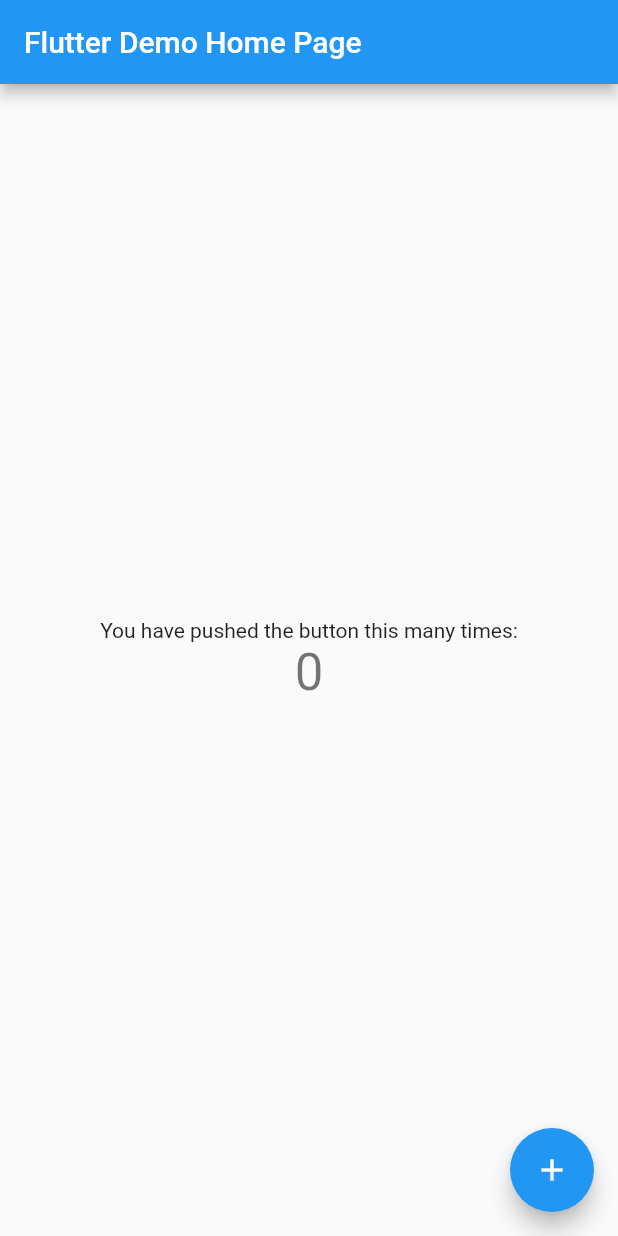
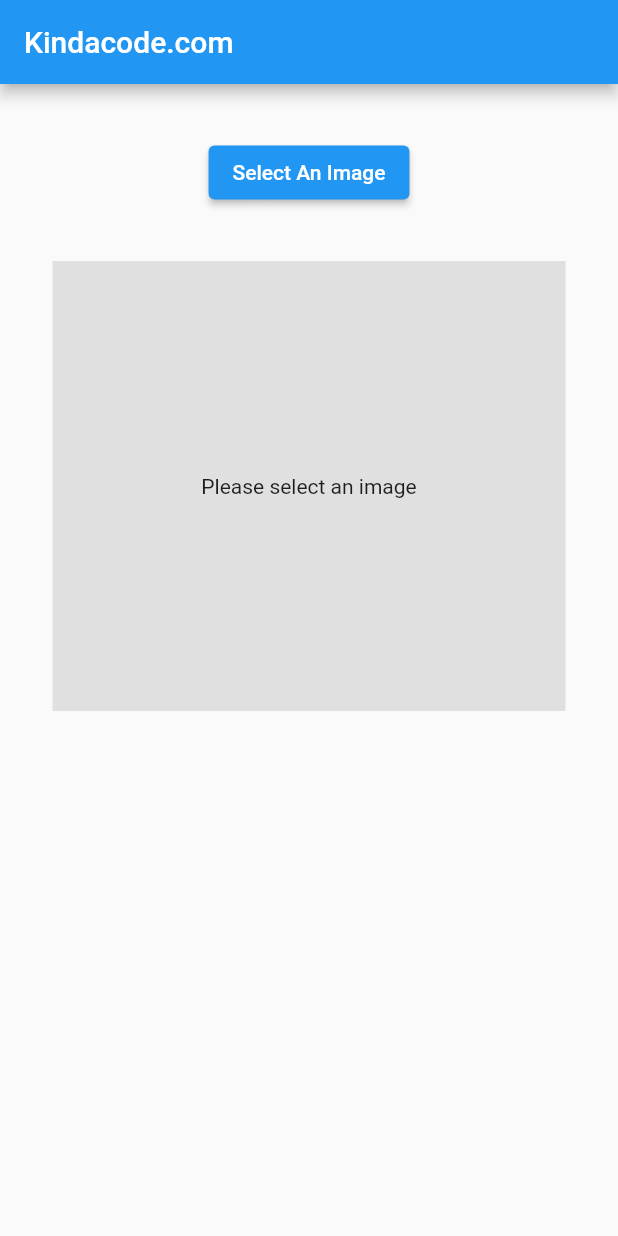
Before and after one commit to sonofnos/selfie_test_flutter, a Flutter app: the screen it shows after launch, on a phone screen of 412 x 824 dp. Run offline on Flutter 3.47's test engine with Material 2 defaults, Android fonts, the light colour scheme and no system bars; our stand-ins replace image_picker.

Commit message:
update 9 files and create 2 files

```diff
--- a/lib/main.dart
+++ b/lib/main.dart
@@ -1,4 +1,8 @@
+import 'dart:io';
+
 import 'package:flutter/material.dart';
+// import 'package:selfie_test_flutter/selfie.dart';
+import 'package:image_picker/image_picker.dart';
 
 void main() {
   runApp(const MyApp());
@@ -24,92 +28,160 @@
         // is not restarted.
         primarySwatch: Colors.blue,
       ),
-      home: const MyHomePage(title: 'Flutter Demo Home Page'),
+      // home: const MyHomePage(title: 'Flutter Demo Home Page'),
+      // home: ImageFromGalleryEx(),
+      home: const HomePage()
     );
   }
 }
 
-class MyHomePage extends StatefulWidget {
-  const MyHomePage({super.key, required this.title});
+// class MyHomePage extends StatefulWidget {
+//   const MyHomePage({super.key, required this.title});
 
-  // This widget is the home page of your application. It is stateful, meaning
-  // that it has a State object (defined below) that contains fields that affect
-  // how it looks.
+//   // This widget is the home page of your application. It is stateful, meaning
+//   // that it has a State object (defined below) that contains fields that affect
+//   // how it looks.
 
-  // This class is the configuration for the state. It holds the values (in this
-  // case the title) provided by the parent (in this case the App widget) and
-  // used by the build method of the State. Fields in a Widget subclass are
-  // always marked "final".
+//   // This class is the configuration for the state. It holds the values (in this
+//   // case the title) provided by the parent (in this case the App widget) and
+//   // used by the build method of the State. Fields in a Widget subclass are
+//   // always marked "final".
 
-  final String title;
+//   final String title;
+
+//   @override
+//   State<MyHomePage> createState() => _MyHomePageState();
+// }
+
+// class _MyHomePageState extends State<MyHomePage> {
+//   int _counter = 0;
+
+//   void _incrementCounter() {
+//     setState(() {
+//       // This call to setState tells the Flutter framework that something has
+//       // changed in this State, which causes it to rerun the build method below
+//       // so that the display can reflect the updated values. If we changed
+//       // _counter without calling setState(), then the build method would not be
+//       // called again, and so nothing would appear to happen.
+//       _counter++;
+//     });
+//   }
+
+//   @override
+//   Widget build(BuildContext context) {
+//     // This method is rerun every time setState is called, for instance as done
+//     // by the _incrementCounter method above.
+//     //
+//     // The Flutter framework has been optimized to make rerunning build methods
+//     // fast, so that you can just rebuild anything that needs updating rather
+//     // than having to individually change instances of widgets.
+//     return Scaffold(
+//       appBar: AppBar(
+//         // Here we take the value from the MyHomePage object that was created by
+//         // the App.build method, and use it to set our appbar title.
+//         title: Text(widget.title),
+//       ),
+//       body: Center(
+//         // Center is a layout widget. It takes a single child and positions it
+//         // in the middle of the parent.
+//         child: Column(
+//           // Column is also a layout widget. It takes a list of children and
+//           // arranges them vertically. By default, it sizes itself to fit its
+//           // children horizontally, and tries to be as tall as its parent.
+//           //
+//           // Invoke "debug painting" (press "p" in the console, choose the
+//           // "Toggle Debug Paint" action from the Flutter Inspector in Android
+//           // Studio, or the "Toggle Debug Paint" command in Visual Studio Code)
+//           // to see the wireframe for each widget.
+//           //
+//           // Column has various properties to control how it sizes itself and
+//           // how it positions its children. Here we use mainAxisAlignment to
+//           // center the children vertically; the main axis here is the vertical
+//           // axis because Columns are vertical (the cross axis would be
+//           // horizontal).
+//           mainAxisAlignment: MainAxisAlignment.center,
+//           children: <Widget>[
+//             const Text(
+//               'You have pushed the button this many times:',
+//             ),
+//             Text(
+//               '$_counter',
+//               style: Theme.of(context).textTheme.headline4,
+//             ),
+//           ],
+//         ),
+//       ),
+//       floatingActionButton: FloatingActionButton(
+//         onPressed: _incrementCounter,
+//         tooltip: 'Increment',
+//         child: const Icon(Icons.add),
+//       ), // This trailing comma makes auto-formatting nicer for build methods.
+//     );
+//   }
+// }
+
+
+
+
+class HomePage extends StatefulWidget {
+  const HomePage({Key? key}) : super(key: key);
 
   @override
-  State<MyHomePage> createState() => _MyHomePageState();
+  State<HomePage> createState() => _HomePageState();
 }
 
-class _MyHomePageState extends State<MyHomePage> {
-  int _counter = 0;
+class _HomePageState extends State<HomePage> {
+  // This is the file that will be used to store the image
+  File? _image;
 
-  void _incrementCounter() {
-    setState(() {
-      // This call to setState tells the Flutter framework that something has
-      // changed in this State, which causes it to rerun the build method below
-      // so that the display can reflect the updated values. If we changed
-      // _counter without calling setState(), then the build method would not be
-      // called again, and so nothing would appear to happen.
-      _counter++;
-    });
+  // This is the image picker
+  final _picker = ImagePicker();
+  // Implementing the image picker
+  Future<void> _openImagePicker() async {
+    final XFile? pickedImage =
+        await _picker.pickImage(source: ImageSource.camera,
+        preferredCameraDevice: CameraDevice.front,
+        imageQuality: 60,
+        maxWidth: 400,
+        maxHeight: 400,
+        );
+    if (pickedImage != null) {
+      setState(() {
+        _image = File(pickedImage.path);
+      });
+    }
   }
 
   @override
   Widget build(BuildContext context) {
-    // This method is rerun every time setState is called, for instance as done
-    // by the _incrementCounter method above.
-    //
-    // The Flutter framework has been optimized to make rerunning build methods
-    // fast, so that you can just rebuild anything that needs updating rather
-    // than having to individually change instances of widgets.
     return Scaffold(
-      appBar: AppBar(
-        // Here we take the value from the MyHomePage object that was created by
-        // the App.build method, and use it to set our appbar title.
-        title: Text(widget.title),
-      ),
-      body: Center(
-        // Center is a layout widget. It takes a single child and positions it
-        // in the middle of the parent.
-        child: Column(
-          // Column is also a layout widget. It takes a list of children and
-          // arranges them vertically. By default, it sizes itself to fit its
-          // children horizontally, and tries to be as tall as its parent.
-          //
-          // Invoke "debug painting" (press "p" in the console, choose the
-          // "Toggle Debug Paint" action from the Flutter Inspector in Android
-          // Studio, or the "Toggle Debug Paint" command in Visual Studio Code)
-          // to see the wireframe for each widget.
-          //
-          // Column has various properties to control how it sizes itself and
-          // how it positions its children. Here we use mainAxisAlignment to
-          // center the children vertically; the main axis here is the vertical
-          // axis because Columns are vertical (the cross axis would be
-          // horizontal).
-          mainAxisAlignment: MainAxisAlignment.center,
-          children: <Widget>[
-            const Text(
-              'You have pushed the button this many times:',
-            ),
-            Text(
-              '$_counter',
-              style: Theme.of(context).textTheme.headline4,
-            ),
-          ],
+        appBar: AppBar(
+          title: const Text('Kindacode.com'),
         ),
-      ),
-      floatingActionButton: FloatingActionButton(
-        onPressed: _incrementCounter,
-        tooltip: 'Increment',
-        child: const Icon(Icons.add),
-      ), // This trailing comma makes auto-formatting nicer for build methods.
-    );
+        body: SafeArea(
+          child: Padding(
+            padding: const EdgeInsets.all(35),
+            child: Column(children: [
+              Center(
+                // this button is used to open the image picker
+                child: ElevatedButton(
+                  onPressed: _openImagePicker,
+                  child: const Text('Select An Image'),
+                ),
+              ),
+              const SizedBox(height: 35),
+              // The picked image will be displayed here
+              Container(
+                alignment: Alignment.center,
+                width: double.infinity,
+                height: 300,
+                color: Colors.grey[300],
+                child: _image != null
+                    ? Image.file(_image!, fit: BoxFit.cover)
+                    : const Text('Please select an image'),
+              )
+            ]),
+          ),
+        ));
   }
 }
```
Also changed, not shown: pubspec.lock, 9 other files.
